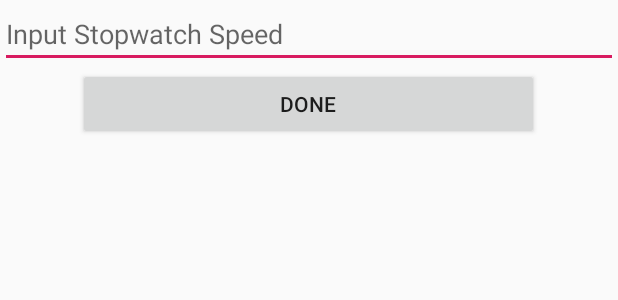
After one commit to ErikCronin/MobileComputing.Practical3, an Android app: the layout activity_settings.xml on its own in the app's theme, with its tools: preview values and no code run, on a phone screen of 412 x 824 dp. The commit adds this screen. Shown: the top 300 px of the screen. Run offline under Robolectric (Android 15) with nearby library versions, the phone set to English and light mode, and no system bars.

Commit message:
completed up to task 3.3

```diff
--- a/app/src/main/AndroidManifest.xml
+++ b/app/src/main/AndroidManifest.xml
@@ -9,6 +9,7 @@
         android:roundIcon="@mipmap/ic_launcher_round"
         android:supportsRtl="true"
         android:theme="@style/AppTheme">
+        <activity android:name=".Settings"></activity>
         <activity android:name=".StopwatchActivity">
             <intent-filter>
                 <action android:name="android.intent.action.MAIN" />
--- /dev/null
+++ b/app/src/main/res/layout/activity_settings.xml
@@ -0,0 +1,45 @@
+<?xml version="1.0" encoding="utf-8"?>
+<android.support.v7.widget.LinearLayoutCompat
+    xmlns:android="http://schemas.android.com/apk/res/android"
+    xmlns:app="http://schemas.android.com/apk/res-auto"
+    xmlns:tools="http://schemas.android.com/tools"
+    android:layout_width="match_parent"
+    android:layout_height="match_parent"
+    tools:context=".Settings">
+
+    <TableLayout
+        android:layout_width="match_parent"
+        android:layout_height="match_parent">
+
+        <TableRow
+            android:layout_width="match_parent"
+            android:layout_height="match_parent">
+
+            <EditText
+                android:id="@+id/speed_edittext"
+                android:layout_width="wrap_content"
+                android:layout_height="wrap_content"
+                android:layout_gravity="center"
+                android:layout_weight="1"
+                android:hint="@string/input_stopwatch_speed"
+                android:inputType="number"
+                tools:ignore="Autofill" />
+
+        </TableRow>
+
+        <TableRow
+            android:layout_width="match_parent"
+            android:layout_height="match_parent">
+
+            <Button
+                android:id="@+id/speed_button"
+                android:layout_width="wrap_content"
+                android:layout_height="wrap_content"
+                android:layout_gravity="center"
+                android:layout_weight="1"
+                android:onClick="doneClicked"
+                android:text="@string/done" />
+        </TableRow>
+    </TableLayout>
+
+</android.support.v7.widget.LinearLayoutCompat>
--- a/app/src/main/res/values/strings.xml
+++ b/app/src/main/res/values/strings.xml
@@ -3,4 +3,6 @@
     <string name="start">Start</string>
     <string name="stop">Stop</string>
     <string name="reset">Reset</string>
+    <string name="done">done</string>
+    <string name="input_stopwatch_speed">Input Stopwatch Speed</string>
 </resources>
```
Also changed, not shown: app/src/main/java/com/example/stopwatch/Settings.java (added, +26 -0 lines), app/src/main/java/com/example/stopwatch/StopwatchActivity.java (+28 -0 lines).
